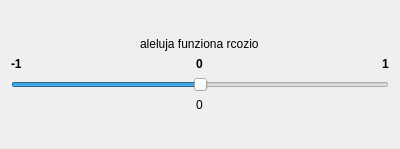
Above: src/2/#Package_name#/ui/#Executable_name#.ui from Assistive-Exoskeleton/Templates_ROS2 before the change. Below: the same form after it.
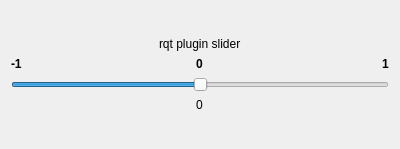
That is the form after the change.

Commit message: fix rqt_plugin

Diff of the .ui file:
```diff
--- a/src/2/#Package_name#/ui/#Executable_name#.ui
+++ b/src/2/#Package_name#/ui/#Executable_name#.ui
@@ -30,7 +30,7 @@
    <item alignment="Qt::AlignHCenter">
     <widget class="QLabel" name="label">
      <property name="text">
-      <string>aleluja funziona rcozio</string>
+      <string>rqt plugin slider</string>
      </property>
     </widget>
    </item>
```
The commit also changes 4 other files.
